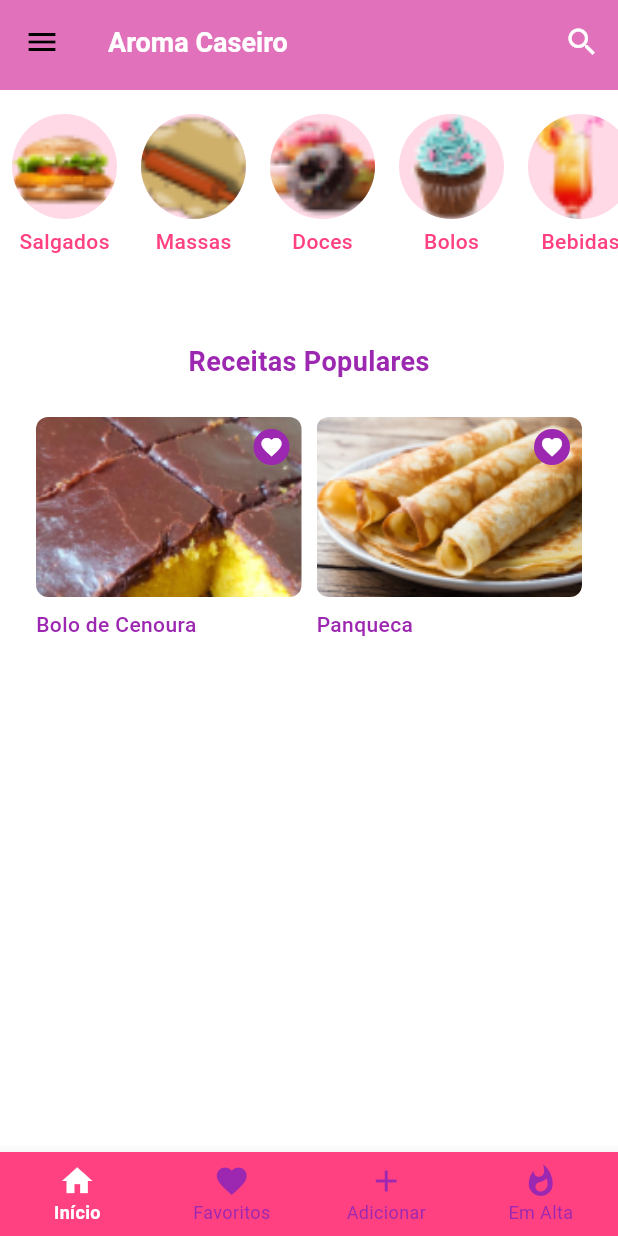
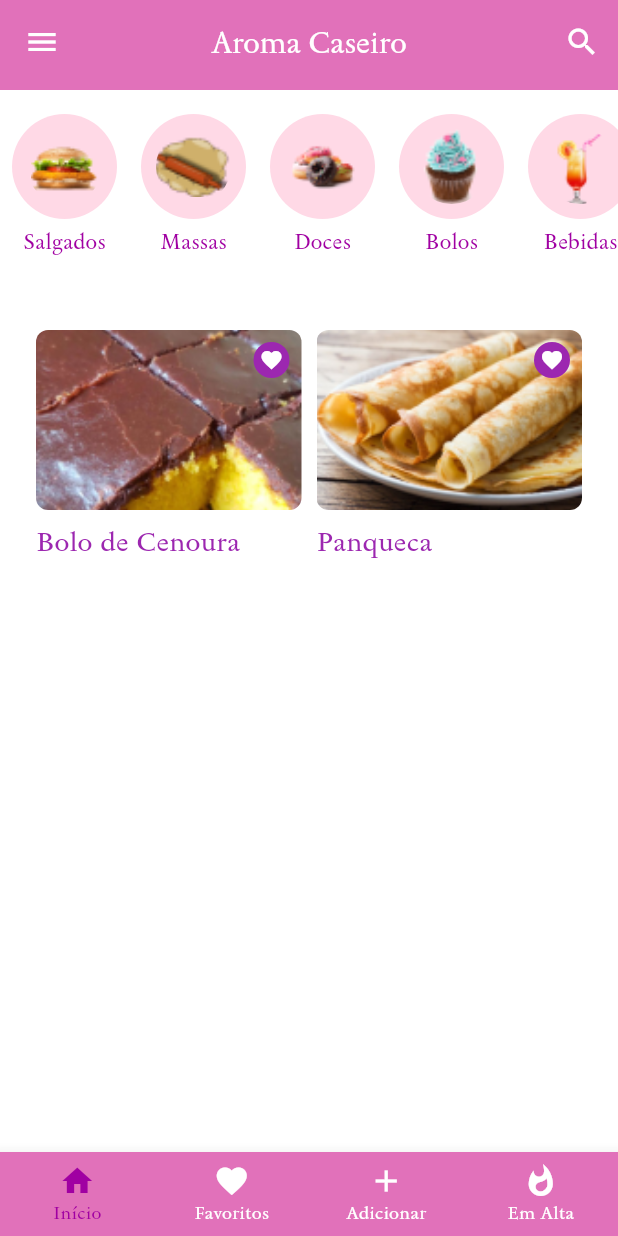
Before and after one commit to abigailmvlima/flutter_recipes, a Flutter app: the screen it shows after launch, in the side drawer, after a tap on the "close" icon, on a phone screen of 412 x 824 dp. Run offline on Flutter 3.47's test engine with Material 3 defaults, Android fonts, the phone set to English and light mode, and no system bars.

Commit message:
feat: correct colors and fonts

```diff
--- a/client/lib/components/categoryList.dart
+++ b/client/lib/components/categoryList.dart
@@ -1,4 +1,5 @@
 import 'package:flutter/material.dart';
+import 'package:recipes_app/theme/app_theme.dart';
 
 class CategoryList extends StatelessWidget {
   final List<Map<String, String>> categories;
@@ -31,20 +32,24 @@ class CategoryList extends StatelessWidget {
                     color: Colors.pinkAccent.withOpacity(0.2),
                     shape: BoxShape.circle,
                   ),
-                  child: ClipOval(
-                    child: Image.asset(
-                      category['image'] ?? '',
-                      fit: BoxFit.cover,
+                  child: Padding(
+                    padding: const EdgeInsets.all(10),
+                    child: ClipOval(
+                      child: Image.asset(
+                        category['image'] ?? '',
+                        fit: BoxFit.contain,
+                      ),
                     ),
                   ),
                 ),
                 const SizedBox(height: 5),
                 Text(
                   category['name'] ?? '',
-                  style: const TextStyle(
-                    color: Colors.pinkAccent,
+                  style: TextStyle(
+                    color: customPinkSwatch[300],
                     fontSize: 14,
                     fontWeight: FontWeight.w500,
+                    fontFamily: 'Sedan',
                   ),
                 ),
               ],
--- a/client/lib/components/header.dart
+++ b/client/lib/components/header.dart
@@ -18,12 +18,17 @@ class Header extends StatelessWidget implements PreferredSizeWidget {
     return AppBar(
       backgroundColor: Theme.of(context).primaryColor,
       elevation: 0,
+      iconTheme: const IconThemeData(
+        color: Colors.white, // Define a cor do ícone de menu
+      ),
+      centerTitle: true,
       title: Text(
         title,
         style: const TextStyle(
           color: Colors.white,
-          fontSize: 18,
-          fontWeight: FontWeight.bold,
+          fontSize: 20,
+          fontWeight: FontWeight.normal,
+          fontFamily: 'Sedan',
         ),
       ),
       actions: actions, // Define 'actions' no AppBar para ser configurável
--- a/client/lib/components/ingredient_row.dart
+++ b/client/lib/components/ingredient_row.dart
@@ -1,4 +1,5 @@
 import 'package:flutter/material.dart';
+import 'package:recipes_app/theme/app_theme.dart';
 import 'custom_text_field.dart';
 
 class IngredientRow extends StatelessWidget {
@@ -23,7 +24,7 @@ class IngredientRow extends StatelessWidget {
         ),
         const SizedBox(width: 8),
         IconButton(
-          icon: const Icon(Icons.add, color: Colors.purple),
+          icon: Icon(Icons.add, color: customPinkSwatch[300]),
           onPressed: onAdd,
         ),
       ],
--- a/client/lib/components/menu.dart
+++ b/client/lib/components/menu.dart
@@ -1,4 +1,5 @@
 import 'package:flutter/material.dart';
+import 'package:recipes_app/theme/app_theme.dart';
 
 class Menu extends StatelessWidget {
   final int currentIndex;
@@ -15,9 +16,9 @@ class Menu extends StatelessWidget {
     return BottomNavigationBar(
       currentIndex: currentIndex,
       onTap: onTap,
-      backgroundColor: Colors.pinkAccent,
-      selectedItemColor: Colors.white,
-      unselectedItemColor: Colors.purple,
+      backgroundColor: Theme.of(context).primaryColor,
+      selectedItemColor: customPinkSwatch[300],
+      unselectedItemColor: Colors.white,
       showSelectedLabels: true,
       showUnselectedLabels: true,
       type: BottomNavigationBarType.fixed,
@@ -41,10 +42,13 @@ class Menu extends StatelessWidget {
       ],
       selectedLabelStyle: const TextStyle(
         fontSize: 12,
-        fontWeight: FontWeight.bold,
+        fontWeight: FontWeight.normal,
+        fontFamily: 'Sedan',
       ),
       unselectedLabelStyle: const TextStyle(
         fontSize: 12,
+        fontWeight: FontWeight.normal,
+        fontFamily: 'Sedan',
       ),
     );
   }
--- a/client/lib/components/recipeList.dart
+++ b/client/lib/components/recipeList.dart
@@ -76,10 +76,10 @@ class RecipeList extends StatelessWidget {
               Text(
                 recipe['name'] ?? '',
                 style: const TextStyle(
-                  color: Colors.purple,
-                  fontSize: 14,
-                  fontWeight: FontWeight.w500,
-                ),
+                    color: Colors.purple,
+                    fontSize: 18,
+                    fontWeight: FontWeight.w500,
+                    fontFamily: 'Sedan'),
               ),
             ],
           ),
--- a/client/lib/components/section_title.dart
+++ b/client/lib/components/section_title.dart
@@ -1,4 +1,5 @@
 import 'package:flutter/material.dart';
+import 'package:recipes_app/theme/app_theme.dart';
 
 class SectionTitle extends StatelessWidget {
   final String title;
@@ -9,10 +10,11 @@ class SectionTitle extends StatelessWidget {
   Widget build(BuildContext context) {
     return Text(
       title,
-      style: const TextStyle(
-        color: Colors.pinkAccent,
+      style: TextStyle(
+        color: customPinkSwatch[300],
         fontSize: 18,
         fontWeight: FontWeight.bold,
+        fontFamily: 'Sedan',
       ),
     );
   }
--- a/client/lib/components/userDrawer.dart
+++ b/client/lib/components/userDrawer.dart
@@ -1,4 +1,5 @@
 import 'package:flutter/material.dart';
+import 'package:recipes_app/theme/app_theme.dart';
 
 class UserDrawer extends StatelessWidget {
   const UserDrawer({super.key});
@@ -7,31 +8,29 @@ class UserDrawer extends StatelessWidget {
   Widget build(BuildContext context) {
     return Drawer(
       child: Container(
-        color: Colors.pink.shade50,
+        color: customPinkSwatch[50],
         child: ListView(
           padding: EdgeInsets.zero,
           children: [
             DrawerHeader(
-              decoration: const BoxDecoration(
-                color: Colors.pinkAccent,
-              ),
               child: Row(
                 children: [
-                  const CircleAvatar(
+                  CircleAvatar(
                     radius: 30,
                     backgroundColor: Colors.white,
                     child: Icon(Icons.account_circle,
-                        color: Colors.purple, size: 50),
+                        color: customPinkSwatch[300], size: 60),
                   ),
                   const SizedBox(width: 10),
-                  const Expanded(
+                  Expanded(
                     child: Text(
                       'Abigail Lima',
                       style: TextStyle(
-                        color: Colors.white,
+                        color: customPinkSwatch[300],
                         fontSize: 18,
                         fontWeight: FontWeight.bold,
-                        shadows: [
+                        fontFamily: 'Sedan',
+                        shadows: const [
                           Shadow(
                             offset: Offset(0, 1),
                             blurRadius: 2,
@@ -42,7 +41,7 @@ class UserDrawer extends StatelessWidget {
                     ),
                   ),
                   IconButton(
-                    icon: const Icon(Icons.close, color: Colors.white),
+                    icon: Icon(Icons.close, color: customPinkSwatch[300]),
                     onPressed: () {
                       Navigator.of(context).pop(); // Fecha o drawer
                     },
@@ -50,12 +49,13 @@ class UserDrawer extends StatelessWidget {
                 ],
               ),
             ),
-            const Divider(color: Colors.purple),
+            Divider(color: customPinkSwatch[300]),
             ListTile(
-              leading: const Icon(Icons.add_box, color: Colors.purple),
-              title: const Text(
+              leading: Icon(Icons.add_box, color: customPinkSwatch[300]),
+              title: Text(
                 'Adicionar Receita',
-                style: TextStyle(color: Colors.purple),
+                style: TextStyle(
+                    color: customPinkSwatch[300], fontFamily: 'Sedan'),
               ),
               onTap: () {
                 Navigator.of(context).pop();
@@ -63,10 +63,11 @@ class UserDrawer extends StatelessWidget {
               },
             ),
             ListTile(
-              leading: const Icon(Icons.straighten, color: Colors.purple),
-              title: const Text(
+              leading: Icon(Icons.straighten, color: customPinkSwatch[300]),
+              title: Text(
                 'Conversor de Medidas',
-                style: TextStyle(color: Colors.purple),
+                style: TextStyle(
+                    color: customPinkSwatch[300], fontFamily: 'Sedan'),
               ),
               onTap: () {
                 Navigator.of(context).pop();
@@ -76,10 +77,11 @@ class UserDrawer extends StatelessWidget {
             ),
             // Adicionando novas opções ao Drawer
             ListTile(
-              leading: const Icon(Icons.account_circle, color: Colors.purple),
-              title: const Text(
+              leading: Icon(Icons.account_circle, color: customPinkSwatch[300]),
+              title: Text(
                 'Perfil',
-                style: TextStyle(color: Colors.purple),
+                style: TextStyle(
+                    color: customPinkSwatch[300], fontFamily: 'Sedan'),
               ),
               onTap: () {
                 Navigator.of(context).pop();
--- a/client/lib/views/add_recipe_view.dart
+++ b/client/lib/views/add_recipe_view.dart
@@ -6,6 +6,7 @@ import 'package:recipes_app/components/section_title.dart';
 import 'package:recipes_app/components/custom_text_field.dart';
 import 'package:recipes_app/components/image_picker_field.dart';
 import 'package:recipes_app/components/ingredient_row.dart';
+import 'package:recipes_app/theme/app_theme.dart';
 
 class AddRecipeView extends StatefulWidget {
   const AddRecipeView({super.key});
@@ -73,7 +74,7 @@ class AddRecipeViewState extends State<AddRecipeView> {
     return Center(
       child: ElevatedButton(
         style: ElevatedButton.styleFrom(
-          backgroundColor: Colors.purple,
+          backgroundColor: customPinkSwatch[300],
           shape: RoundedRectangleBorder(
             borderRadius: BorderRadius.circular(8),
           ),
@@ -86,7 +87,8 @@ class AddRecipeViewState extends State<AddRecipeView> {
           'Salvar',
           style: TextStyle(
             color: Colors.white,
-            fontSize: 16,
+            fontSize: 18,
+            fontFamily: 'Sedan',
           ),
         ),
       ),
--- a/client/lib/views/home_view.dart
+++ b/client/lib/views/home_view.dart
@@ -67,17 +67,6 @@ class HomeViewState extends State<HomeView> {
                 },
               ),
             ),
-            const Padding(
-              padding: EdgeInsets.symmetric(vertical: 16),
-              child: Text(
-                'Receitas Populares',
-                style: TextStyle(
-                  color: Colors.purple,
-                  fontSize: 18,
-                  fontWeight: FontWeight.bold,
-                ),
-              ),
-            ),
             Padding(
               padding: const EdgeInsets.symmetric(horizontal: 16),
               child: RecipeList(
--- a/client/lib/views/splash_screen.dart
+++ b/client/lib/views/splash_screen.dart
@@ -32,8 +32,9 @@ class SplashScreenState extends State<SplashScreen> {
               'Aroma',
               style: TextStyle(
                 color: Colors.white,
-                fontSize: 40,
+                fontSize: 80,
                 fontWeight: FontWeight.bold,
+                fontFamily: 'Sedan',
                 shadows: [
                   Shadow(
                     offset: Offset(2, 2),
```
Also changed, not shown: client/lib/components/custom_text_field.dart (+10 -2 lines), client/lib/components/image_picker_field.dart (+6 -4 lines), client/lib/views/measure_converter_view.dart (+12 -7 lines), client/lib/views/profile_view.dart (+9 -6 lines), client/pubspec.yaml (+12 -62 lines), client/assets/fonts/Sedan/Sedan-Italic.ttf (added), client/assets/fonts/Sedan/Sedan-Regular.ttf (added), client/assets/fonts/SedanSc/SedanSC-Regular.ttf (added).
